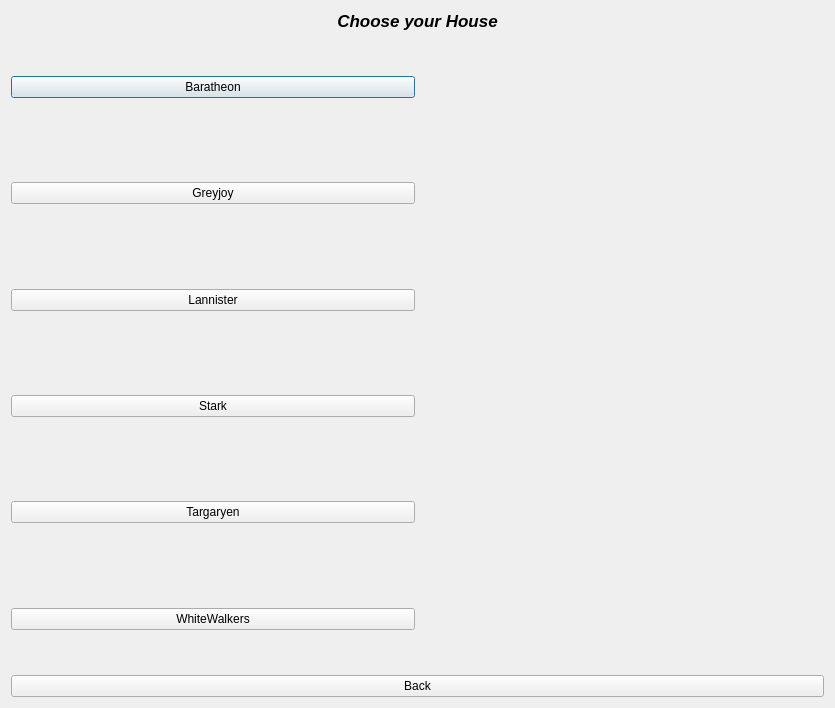
AliceCasali/Legend_Of_WesterosQT, file choosewindow.ui: the form before one commit.
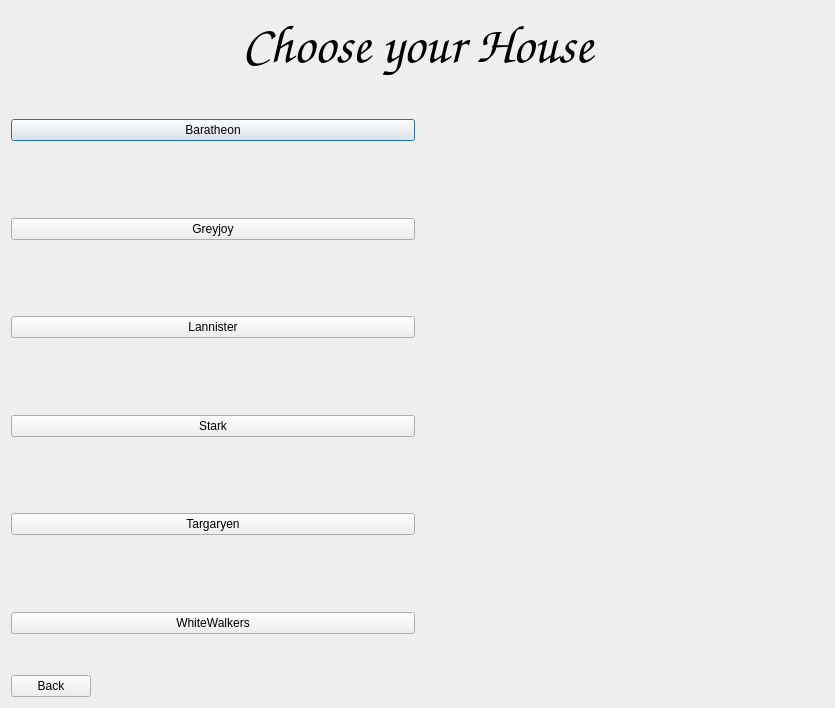
The form after the commit. Icons and pictures are not drawn.

What changed in the file:
```diff
--- a/choosewindow.ui
+++ b/choosewindow.ui
@@ -10,6 +10,12 @@
     <height>708</height>
    </rect>
   </property>
+  <property name="sizePolicy">
+   <sizepolicy hsizetype="Preferred" vsizetype="Preferred">
+    <horstretch>0</horstretch>
+    <verstretch>0</verstretch>
+   </sizepolicy>
+  </property>
   <property name="windowTitle">
    <string>Dialog</string>
   </property>
@@ -30,7 +36,8 @@
      </property>
      <property name="font">
       <font>
-       <pointsize>13</pointsize>
+       <family>URW Chancery L</family>
+       <pointsize>40</pointsize>
        <weight>75</weight>
        <italic>true</italic>
        <bold>true</bold>
@@ -175,6 +182,12 @@
     <layout class="QHBoxLayout" name="horizontalLayout_6">
      <item>
       <widget class="QPushButton" name="btnWhiteWalkers">
+       <property name="sizePolicy">
+        <sizepolicy hsizetype="Minimum" vsizetype="Fixed">
+         <horstretch>0</horstretch>
+         <verstretch>0</verstretch>
+        </sizepolicy>
+       </property>
        <property name="text">
         <string>WhiteWalkers</string>
        </property>
@@ -198,7 +211,7 @@
    <item>
     <widget class="QPushButton" name="back">
      <property name="sizePolicy">
-      <sizepolicy hsizetype="Preferred" vsizetype="Fixed">
+      <sizepolicy hsizetype="Maximum" vsizetype="Fixed">
        <horstretch>0</horstretch>
        <verstretch>0</verstretch>
       </sizepolicy>
```
Left out of the diff: 6 changed lines with no effect on the pictures.
